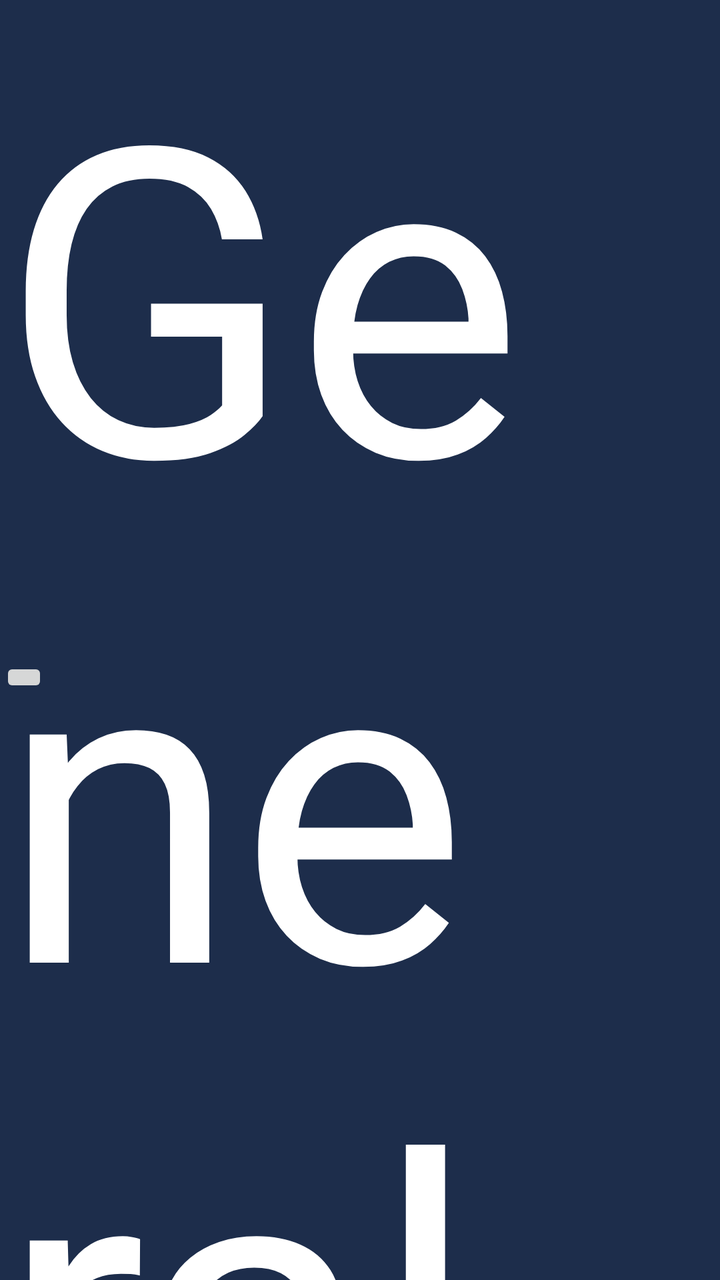
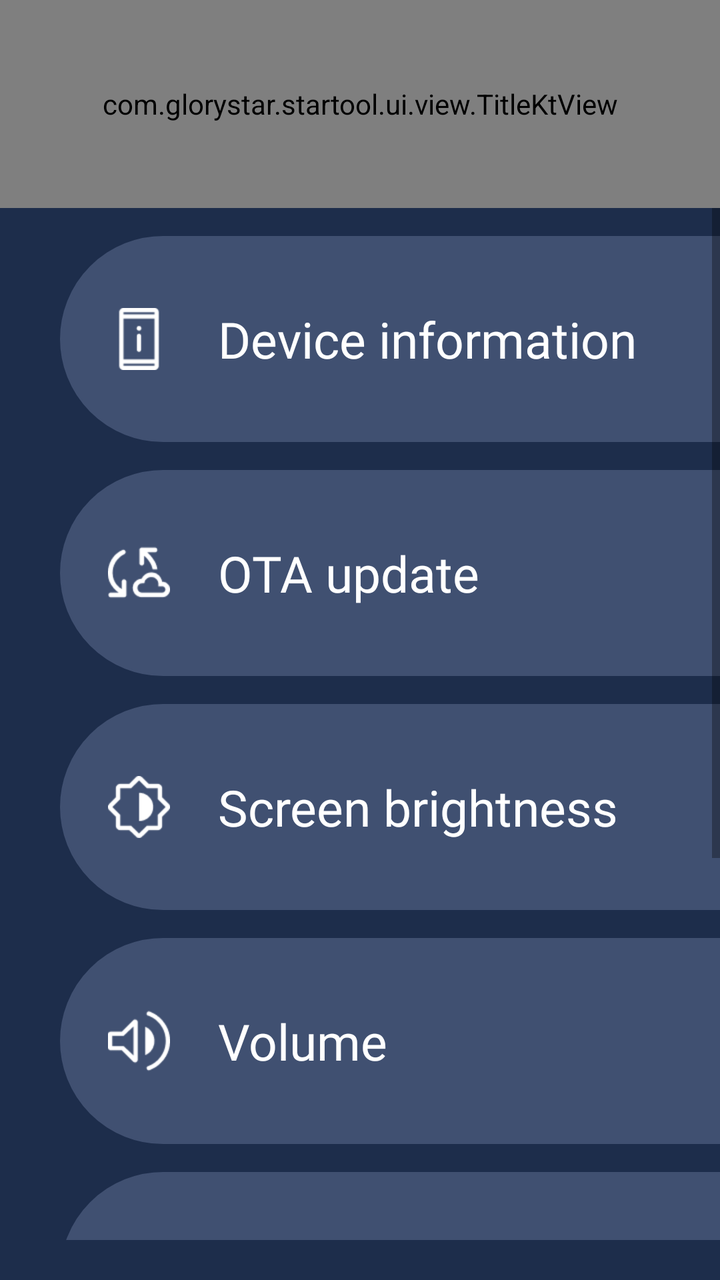

Screens rendered from an Android XML layout before and after an edit, with the pre-edit source and the edit as a unified diff.
<!-- AndroidManifest.xml: application theme NoTitle -->
<!-- res/layout/activity_genera.xml -->
<?xml version="1.0" encoding="utf-8"?>
<androidx.constraintlayout.widget.ConstraintLayout xmlns:android="http://schemas.android.com/apk/res/android"
    xmlns:app="http://schemas.android.com/apk/res-auto"
    xmlns:tools="http://schemas.android.com/tools"
    android:layout_width="match_parent"
    android:layout_height="match_parent"
    android:background="@color/colorMain">

    <RelativeLayout
        android:id="@+id/relativeLayout"
        android:layout_width="match_parent"
        android:layout_height="116mm"
        app:layout_constraintEnd_toEndOf="parent"
        app:layout_constraintStart_toStartOf="parent"
        app:layout_constraintTop_toTopOf="parent">

        <ImageButton
            android:id="@+id/imageButton"
            android:layout_width="wrap_content"
            android:layout_height="wrap_content"
            android:layout_centerVertical="true" />

        <TextView
            android:layout_width="wrap_content"
            android:layout_height="wrap_content"
            android:layout_centerInParent="true"
            android:text="@string/General"
            android:textColor="@color/white"
            android:textSize="37mm" />


    </RelativeLayout>

    <LinearLayout
        android:layout_width="wrap_content"
        android:layout_height="wrap_content"
        android:orientation="vertical"
        app:layout_constraintStart_toStartOf="parent"
        app:layout_constraintTop_toBottomOf="@+id/relativeLayout">

        <RelativeLayout style="@style/relative_general">
            <LinearLayout
                android:layout_width="wrap_content"
                android:layout_height="wrap_content"/>

        </RelativeLayout>

        <RelativeLayout style="@style/relative_general">

        </RelativeLayout>

        <RelativeLayout style="@style/relative_general">

        </RelativeLayout>

        <RelativeLayout style="@style/relative_general">

        </RelativeLayout>

        <RelativeLayout style="@style/relative_general">

        </RelativeLayout>

        <RelativeLayout style="@style/relative_general">

        </RelativeLayout>

        <RelativeLayout style="@style/relative_general">

        </RelativeLayout>
    </LinearLayout>


</androidx.constraintlayout.widget.ConstraintLayout>
<!-- resources referenced by this layout -->
<resources>
  <color name="colorMain">#1D2D4B</color>
  <color name="white">#FFFFFFFF</color>
  <string name="General">General functionalities</string>
  <style name="relative_general">
          <item name="android:paddingRight">24mm</item>
          <item name="android:paddingLeft">24mm</item>
          <item name="android:layout_marginLeft">60mm</item>
          <item name="android:layout_width">870mm</item>
          <item name="android:layout_height">103mm</item>
          <item name="android:layout_marginTop">14mm</item>
          <item name="android:background">@drawable/selector_mode_bg</item>
      </style>
  <style name="NoTitle" parent="Theme.AppCompat.Light.NoActionBar">
          <item name="colorPrimary">@color/colorMain</item>
          <item name="colorPrimaryDark">@color/colorMain</item>
          <item name="colorAccent">@color/colorMain</item>
      </style>
  <!-- drawable selector_mode_bg (drawable) -->
  <?xml version="1.0" encoding="utf-8"?>
  <shape
      xmlns:android="http://schemas.android.com/apk/res/android">
      
      <solid
          android:color="@color/colorMainLight" />
      
      <stroke
      android:width="1dp"
      android:color="@color/colorMainLight" />
      
      <size android:height="4mm"/>
      
      <corners
          android:bottomRightRadius="11dp"
          android:topLeftRadius="11dp"
          android:radius="11mm"/>
  
  </shape>
  <color name="colorMainLight">#405071</color>
</resources>

<!-- the commit's change to res/layout/activity_genera.xml (unified diff, before → after) -->
@@ -1,74 +1,358 @@
 <?xml version="1.0" encoding="utf-8"?>
-<androidx.constraintlayout.widget.ConstraintLayout xmlns:android="http://schemas.android.com/apk/res/android"
+<LinearLayout xmlns:android="http://schemas.android.com/apk/res/android"
     xmlns:app="http://schemas.android.com/apk/res-auto"
     xmlns:tools="http://schemas.android.com/tools"
     android:layout_width="match_parent"
     android:layout_height="match_parent"
-    android:background="@color/colorMain">
-
-    <RelativeLayout
-        android:id="@+id/relativeLayout"
+    android:background="@color/colorMain"
+    android:orientation="vertical">
+
+    <com.glorystar.startool.ui.view.TitleKtView
+        android:id="@+id/tile_view"
         android:layout_width="match_parent"
-        android:layout_height="116mm"
-        app:layout_constraintEnd_toEndOf="parent"
-        app:layout_constraintStart_toStartOf="parent"
-        app:layout_constraintTop_toTopOf="parent">
-
-        <ImageButton
-            android:id="@+id/imageButton"
+        android:layout_height="104dp" />
+
+    <ScrollView
+        android:layout_width="match_parent"
+        android:layout_height="wrap_content"
+        android:layout_marginBottom="20dp">
+
+        <LinearLayout
             android:layout_width="wrap_content"
             android:layout_height="wrap_content"
-            android:layout_centerVertical="true" />
-
-        <TextView
-            android:layout_width="wrap_content"
-            android:layout_height="wrap_content"
-            android:layout_centerInParent="true"
-            android:text="@string/General"
-            android:textColor="@color/white"
-            android:textSize="37mm" />
-
-
-    </RelativeLayout>
-
-    <LinearLayout
-        android:layout_width="wrap_content"
-        android:layout_height="wrap_content"
-        android:orientation="vertical"
-        app:layout_constraintStart_toStartOf="parent"
-        app:layout_constraintTop_toBottomOf="@+id/relativeLayout">
-
-        <RelativeLayout style="@style/relative_general">
-            <LinearLayout
-                android:layout_width="wrap_content"
-                android:layout_height="wrap_content"/>
-
-        </RelativeLayout>
-
-        <RelativeLayout style="@style/relative_general">
-
-        </RelativeLayout>
-
-        <RelativeLayout style="@style/relative_general">
-
-        </RelativeLayout>
-
-        <RelativeLayout style="@style/relative_general">
-
-        </RelativeLayout>
-
-        <RelativeLayout style="@style/relative_general">
-
-        </RelativeLayout>
-
-        <RelativeLayout style="@style/relative_general">
-
-        </RelativeLayout>
-
-        <RelativeLayout style="@style/relative_general">
-
-        </RelativeLayout>
-    </LinearLayout>
-
-
-</androidx.constraintlayout.widget.ConstraintLayout>
+            android:orientation="vertical">
+
+            <RelativeLayout
+                android:id="@+id/relative_device_info"
+                android:layout_width="870dp"
+                android:layout_height="103dp"
+                android:layout_marginLeft="30dp"
+                android:layout_marginTop="14dp"
+                android:background="@drawable/selector_mode_bg"
+                android:paddingLeft="24dp"
+                android:paddingRight="24dp">
+
+                <ImageView
+                    android:id="@+id/iv_1"
+                    android:layout_width="31dp"
+                    android:layout_height="31dp"
+                    android:layout_alignParentLeft="true"
+                    android:layout_centerVertical="true"
+                    android:src="@drawable/ic_device_info" />
+
+                <TextView
+                    android:layout_width="wrap_content"
+                    android:layout_height="wrap_content"
+                    android:layout_centerVertical="true"
+                    android:layout_marginLeft="24dp"
+                    android:layout_toRightOf="@+id/iv_1"
+                    android:fontFamily="@font/montserrat_regular"
+                    android:text="@string/device_info"
+                    android:textColor="@color/white"
+                    android:textSize="25dp" />
+
+                <ImageView
+                    android:layout_width="51dp"
+                    android:layout_height="51dp"
+                    android:layout_alignParentRight="true"
+                    android:layout_centerVertical="true"
+                    android:src="@drawable/ic_arrow" />
+            </RelativeLayout>
+
+            <RelativeLayout
+                android:id="@+id/relative_ota"
+                android:layout_width="870dp"
+                android:layout_height="103dp"
+                android:layout_marginLeft="30dp"
+                android:layout_marginTop="14dp"
+                android:background="@drawable/selector_mode_bg"
+                android:paddingLeft="24dp"
+                android:paddingRight="24dp">
+
+                <ImageView
+                    android:id="@+id/iv_2"
+                    android:layout_width="31dp"
+                    android:layout_height="31dp"
+                    android:layout_alignParentLeft="true"
+                    android:layout_centerVertical="true"
+                    android:src="@drawable/ic_ota" />
+
+                <TextView
+                    android:layout_width="wrap_content"
+                    android:layout_height="wrap_content"
+                    android:layout_centerVertical="true"
+                    android:layout_marginLeft="24dp"
+                    android:layout_toRightOf="@+id/iv_2"
+                    android:fontFamily="@font/montserrat_regular"
+                    android:text="@string/ota_update"
+                    android:textColor="@color/white"
+                    android:textSize="25dp" />
+
+                <ImageView
+                    android:layout_width="51dp"
+                    android:layout_height="51dp"
+                    android:layout_alignParentRight="true"
+                    android:layout_centerVertical="true"
+                    android:src="@drawable/ic_arrow" />
+            </RelativeLayout>
+
+            <RelativeLayout
+                android:id="@+id/relative_brightness"
+                android:layout_width="870dp"
+                android:layout_height="103dp"
+                android:layout_marginLeft="30dp"
+                android:layout_marginTop="14dp"
+                android:background="@drawable/selector_mode_bg"
+                android:paddingLeft="24dp"
+                android:paddingRight="24dp">
+
+                <ImageView
+                    android:id="@+id/iv_3"
+                    android:layout_width="31dp"
+                    android:layout_height="31dp"
+                    android:layout_alignParentLeft="true"
+                    android:layout_centerVertical="true"
+                    android:src="@drawable/ic_brightness" />
+
+                <TextView
+                    android:layout_width="wrap_content"
+                    android:layout_height="wrap_content"
+                    android:layout_centerVertical="true"
+                    android:layout_marginLeft="24dp"
+                    android:layout_toRightOf="@+id/iv_3"
+                    android:fontFamily="@font/montserrat_regular"
+                    android:text="@string/screen_brightness"
+                    android:textColor="@color/white"
+                    android:textSize="25dp" />
+
+                <Button
+                    android:id="@+id/bt_1"
+                    android:layout_width="150dp"
+                    android:layout_height="55dp"
+                    android:layout_alignParentRight="true"
+                    android:layout_centerVertical="true"
+                    android:background="@drawable/r_button_bg"
+                    android:fontFamily="@font/montserrat_regular"
+                    android:text="@string/set"
+                    android:textAllCaps="false"
+                    android:textColor="@color/white"
+                    android:textSize="21dp" />
+
+                <Button
+                    android:id="@+id/bt_brightness_get"
+                    android:layout_width="150dp"
+                    android:layout_height="55dp"
+                    android:layout_centerVertical="true"
+                    android:layout_marginRight="24dp"
+                    android:layout_toLeftOf="@+id/bt_1"
+                    android:background="@drawable/r_button_bg"
+                    android:fontFamily="@font/montserrat_regular"
+                    android:text="@string/get"
+                    android:textAllCaps="false"
+                    android:textColor="@color/white"
+                    android:textSize="21dp" />
+            </RelativeLayout>
+
+            <RelativeLayout
+                android:id="@+id/relative_volume"
+                android:layout_width="870dp"
+                android:layout_height="103dp"
+                android:layout_marginLeft="30dp"
+                android:layout_marginTop="14dp"
+                android:background="@drawable/selector_mode_bg"
+                android:paddingLeft="24dp"
+                android:paddingRight="24dp">
+
+                <ImageView
+                    android:id="@+id/iv_4"
+                    android:layout_width="31dp"
+                    android:layout_height="31dp"
+                    android:layout_alignParentLeft="true"
+                    android:layout_centerVertical="true"
+                    android:src="@drawable/ic_volume" />
+
+                <TextView
+                    android:layout_width="wrap_content"
+                    android:layout_height="wrap_content"
+                    android:layout_centerVertical="true"
+                    android:layout_marginLeft="24dp"
+                    android:layout_toRightOf="@+id/iv_4"
+                    android:fontFamily="@font/montserrat_regular"
+                    android:text="@string/volume"
+                    android:textColor="@color/white"
+                    android:textSize="25dp" />
+
+                <Button
+                    android:id="@+id/bt_2"
+                    android:layout_width="150dp"
+                    android:layout_height="55dp"
+                    android:layout_alignParentRight="true"
+                    android:layout_centerVertical="true"
+                    android:background="@drawable/r_button_bg"
+                    android:fontFamily="@font/montserrat_regular"
+                    android:text="@string/set"
+                    android:textAllCaps="false"
+                    android:textColor="@color/white"
+                    android:textSize="21dp" />
+
+                <Button
+                    android:id="@+id/bt_volume_get"
+                    android:layout_width="150dp"
+                    android:layout_height="55dp"
+                    android:layout_centerVertical="true"
+                    android:layout_marginRight="24dp"
+                    android:layout_toLeftOf="@+id/bt_2"
+                    android:background="@drawable/r_button_bg"
+                    android:fontFamily="@font/montserrat_regular"
+                    android:text="@string/get"
+                    android:textAllCaps="false"
+                    android:textColor="@color/white"
+                    android:textSize="21dp" />
+            </RelativeLayout>
+
+            <RelativeLayout
+                android:id="@+id/relative_orientation"
+                android:layout_width="870dp"
+                android:layout_height="103dp"
+                android:layout_marginLeft="30dp"
+                android:layout_marginTop="14dp"
+                android:background="@drawable/selector_mode_bg"
+                android:paddingLeft="24dp"
+                android:paddingRight="24dp">
+
+                <ImageView
+                    android:id="@+id/iv_5"
+                    android:layout_width="31dp"
+                    android:layout_height="31dp"
+                    android:layout_alignParentLeft="true"
+                    android:layout_centerVertical="true"
+                    android:src="@drawable/ic_orientation" />
+
+                <TextView
+                    android:layout_width="wrap_content"
+                    android:layout_height="wrap_content"
+                    android:layout_centerVertical="true"
+                    android:layout_marginLeft="24dp"
+                    android:layout_toRightOf="@+id/iv_5"
+                    android:fontFamily="@font/montserrat_regular"
+                    android:text="@string/orientation"
+                    android:textColor="@color/white"
+                    android:textSize="25dp" />
+
+                <Button
+                    android:id="@+id/bt_3"
+                    android:layout_width="150dp"
+                    android:layout_height="55dp"
+                    android:layout_alignParentRight="true"
+                    android:layout_centerVertical="true"
+                    android:background="@drawable/r_button_bg"
+                    android:fontFamily="@font/montserrat_regular"
+                    android:text="@string/set"
+                    android:textAllCaps="false"
+                    android:textColor="@color/white"
+                    android:textSize="21dp" />
+
+                <Button
+                    android:id="@+id/bt_orientation_get"
+                    android:layout_width="150dp"
+                    android:layout_height="55dp"
+                    android:layout_centerVertical="true"
+                    android:layout_marginRight="24dp"
+                    android:layout_toLeftOf="@+id/bt_3"
+                    android:background="@drawable/r_button_bg"
+                    android:fontFamily="@font/montserrat_regular"
+                    android:text="@string/get"
+                    android:textAllCaps="false"
+                    android:textColor="@color/white"
+                    android:textSize="21dp" />
+            </RelativeLayout>
+
+            <RelativeLayout
+                android:id="@+id/relative_screenshot"
+                android:layout_width="870dp"
+                android:layout_height="103dp"
+                android:layout_marginLeft="30dp"
+                android:layout_marginTop="14dp"
+                android:background="@drawable/selector_mode_bg"
+                android:paddingLeft="24dp"
+                android:paddingRight="24dp">
+
+                <ImageView
+                    android:id="@+id/iv_6"
+                    android:layout_width="31dp"
+                    android:layout_height="31dp"
+                    android:layout_alignParentLeft="true"
+                    android:layout_centerVertical="true"
+                    android:src="@drawable/ic_screenshot" />
+
+                <TextView
+                    android:layout_width="wrap_content"
+                    android:layout_height="wrap_content"
+                    android:layout_centerVertical="true"
+                    android:layout_marginLeft="24dp"
+                    android:layout_toRightOf="@+id/iv_6"
+                    android:fontFamily="@font/montserrat_regular"
+                    android:text="@string/screenshot"
+                    android:textColor="@color/white"
+                    android:textSize="25dp" />
+
+                <Button
+                    android:id="@+id/bt_screenshot"
+                    android:layout_width="191dp"
+                    android:layout_height="55dp"
+                    android:layout_alignParentRight="true"
+                    android:layout_centerVertical="true"
+                    android:background="@drawable/r_button_bg"
+                    android:fontFamily="@font/montserrat_regular"
+                    android:text="@string/take"
+                    android:textAllCaps="false"
+                    android:textColor="@color/white"
+                    android:textSize="21dp" />
+            </RelativeLayout>
+
+            <RelativeLayout
+                android:id="@+id/relative_reboot"
+                android:layout_width="870dp"
+                android:layout_height="103dp"
+                android:layout_marginLeft="30dp"
+                android:layout_marginTop="14dp"
+                android:background="@drawable/selector_mode_bg"
+                android:paddingLeft="24dp"
+                android:paddingRight="24dp">
+
+                <ImageView
+                    android:id="@+id/iv_7"
+                    android:layout_width="31dp"
+                    android:layout_height="31dp"
+                    android:layout_alignParentLeft="true"
+                    android:layout_centerVertical="true"
+                    android:src="@drawable/ic_restart" />
+
+                <TextView
+                    android:layout_width="wrap_content"
+                    android:layout_height="wrap_content"
+                    android:layout_centerVertical="true"
+                    android:layout_marginLeft="24dp"
+                    android:layout_toRightOf="@+id/iv_7"
+                    android:fontFamily="@font/montserrat_regular"
+                    android:text="@string/reboot_device"
+                    android:textColor="@color/white"
+                    android:textSize="25dp" />
+
+                <Button
+                    android:id="@+id/bt_reboot"
+                    android:layout_width="191dp"
+                    android:layout_height="55dp"
+                    android:layout_alignParentRight="true"
+                    android:layout_centerVertical="true"
+                    android:background="@drawable/r_button_bg"
+                    android:fontFamily="@font/montserrat_regular"
+                    android:text="@string/reboot"
+                    android:textAllCaps="false"
+                    android:textColor="@color/white"
+                    android:textSize="21dp" />
+            </RelativeLayout>
+        </LinearLayout>
+    </ScrollView>
+
+</LinearLayout>
<!-- resource entries referenced after the edit -->
@@ -2,21 +2,42 @@
 <resources>
   <color name="colorMain">#1D2D4B</color>
   <color name="white">#FFFFFFFF</color>
-  <string name="General">General functionalities</string>
-  <style name="relative_general">
-          <item name="android:paddingRight">24mm</item>
-          <item name="android:paddingLeft">24mm</item>
-          <item name="android:layout_marginLeft">60mm</item>
-          <item name="android:layout_width">870mm</item>
-          <item name="android:layout_height">103mm</item>
-          <item name="android:layout_marginTop">14mm</item>
-          <item name="android:background">@drawable/selector_mode_bg</item>
-      </style>
+  <!-- drawable ic_arrow: png bitmap (drawable, 347 bytes) -->
+  <!-- drawable ic_brightness: png bitmap (drawable, 900 bytes) -->
+  <!-- drawable ic_device_info: png bitmap (drawable, 546 bytes) -->
+  <!-- drawable ic_orientation: png bitmap (drawable, 998 bytes) -->
+  <!-- drawable ic_ota: png bitmap (drawable, 1145 bytes) -->
+  <!-- drawable ic_restart: png bitmap (drawable, 998 bytes) -->
+  <!-- drawable ic_screenshot: png bitmap (drawable, 568 bytes) -->
+  <!-- drawable ic_volume: png bitmap (drawable, 1011 bytes) -->
+  <!-- drawable r_button_bg (drawable) -->
+  <?xml version="1.0" encoding="utf-8"?>
+  <shape
+      xmlns:android="http://schemas.android.com/apk/res/android">
+      
+      <solid
+          android:color="@color/colorMainButton" />
+      
+      <stroke
+          android:width="1dp"
+          android:color="@color/colorMainButton" />
+      
+      <size android:height="4mm"/>
+      
+      <corners
+          android:radius="7dp"/>
+  
+  </shape>
   <style name="NoTitle" parent="Theme.AppCompat.Light.NoActionBar">
           <item name="colorPrimary">@color/colorMain</item>
           <item name="colorPrimaryDark">@color/colorMain</item>
           <item name="colorAccent">@color/colorMain</item>
+          <item name="android:windowFullscreen">true</item>
+          <item name="windowActionBar">false</item>
+          <item name="windowNoTitle">true</item>
+          <item name="android:textAppearanceListItemSmall">@style/listPopupWindow</item>
       </style>
+  <color name="colorMainButton">#0091FF</color>
   <!-- drawable selector_mode_bg (drawable) -->
   <?xml version="1.0" encoding="utf-8"?>
   <shape
@@ -32,11 +53,26 @@
       <size android:height="4mm"/>
       
       <corners
-          android:bottomRightRadius="11dp"
-          android:topLeftRadius="11dp"
           android:radius="11mm"/>
   
   </shape>
+  <string name="device_info">Device information</string>
+  <string name="get">Get</string>
+  <string name="orientation">Orientation</string>
+  <string name="ota_update">OTA update</string>
+  <string name="reboot">Reboot</string>
+  <string name="reboot_device">Reboot device</string>
+  <string name="screen_brightness">Screen brightness</string>
+  <string name="screenshot">Screenshot</string>
+  <string name="set">Set</string>
+  <string name="take">Take</string>
+  <string name="volume">Volume</string>
   <color name="colorMainLight">#405071</color>
+  <style name="listPopupWindow">
+          <item name="android:textSize">25mm</item>
+          <item name="android:fontFamily">@font/montserrat_regular</item>
+          <item name="android:textColor">@color/black</item>
+      </style>
+  <color name="black">#FF000000</color>
 </resources>
 
